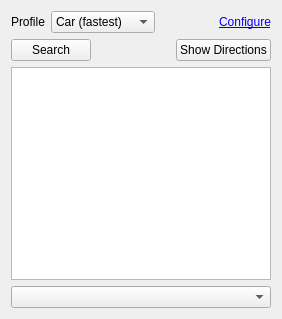
First picture: the form in src/lib/routing/RoutingWidget.ui, repository KDE/marble, before the edit.
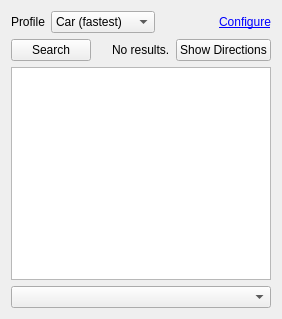
Second picture: the form after the edit.

Commit message: Detect when routing delivers no result and tell the user about it. Also inform him about the number of results. Fixes endless spinning of 'Get Directions' progress animation.

Diff of the .ui file:
```diff
--- a/src/lib/routing/RoutingWidget.ui
+++ b/src/lib/routing/RoutingWidget.ui
@@ -97,6 +97,13 @@
        </property>
       </spacer>
      </item>
+     <item>
+      <widget class="QLabel" name="resultLabel">
+       <property name="text">
+        <string>No results.</string>
+       </property>
+      </widget>
+     </item>
      <item>
       <widget class="QPushButton" name="showInstructionsButton">
        <property name="text">
```
The commit also changes 5 other files.
